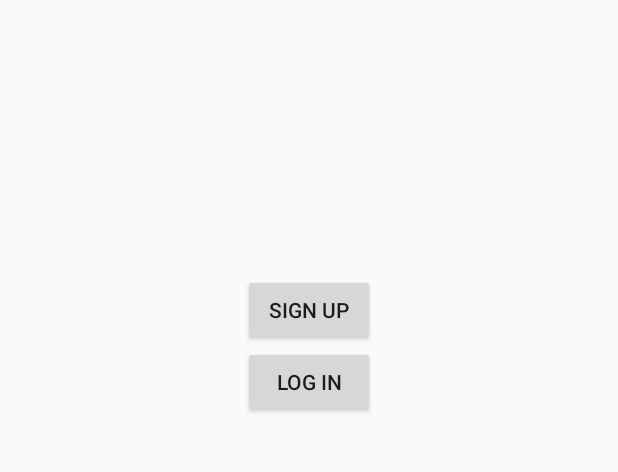
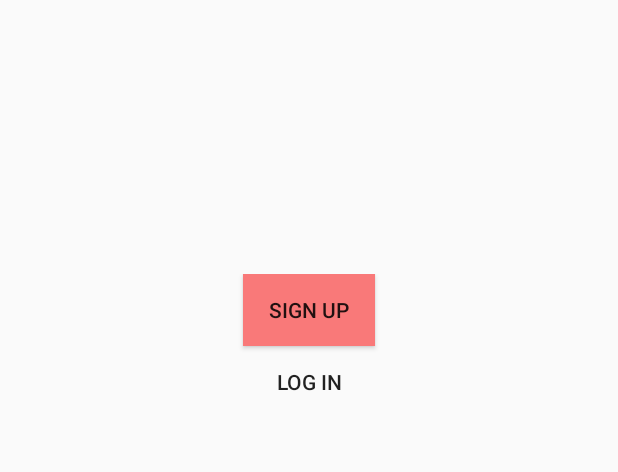
Before and after one commit to adrianaisemberg/eitanim_communime, an Android app: the screen it shows after launch (MainActivity), on a phone screen of 412 x 824 dp, the part 314-786 px from its top. Run offline under Robolectric (Android 15) with nearby library versions, the phone set to English and light mode, and no system bars.

```diff
--- a/src/app/src/main/res/layout/activity_main.xml
+++ b/src/app/src/main/res/layout/activity_main.xml
@@ -1,9 +1,25 @@
 <?xml version="1.0" encoding="utf-8"?>
 <RelativeLayout xmlns:android="http://schemas.android.com/apk/res/android"
+    xmlns:app="http://schemas.android.com/apk/res-auto"
     xmlns:tools="http://schemas.android.com/tools"
     android:layout_width="match_parent"
     android:layout_height="match_parent"
     tools:context=".MainActivity">
+
+<!--    <ImageView-->
+<!--        android:layout_width="match_parent"-->
+<!--        android:layout_height="match_parent"-->
+<!--        android:layout_marginTop="0dp"-->
+<!--        android:src="@drawable/rectangle_2__1_"-->
+<!--        tools:ignore="ContentDescription" />-->
+
+<!--    <ImageView-->
+<!--        android:layout_width="match_parent"-->
+<!--        android:layout_height="match_parent"-->
+<!--        android:layout_marginTop="90dp"-->
+<!--        android:layout_marginLeft="0dp"-->
+<!--        android:src="@drawable/rectangle_1"-->
+<!--        tools:ignore="ContentDescription" />-->
 
     <ImageView
         android:layout_width="wrap_content"
@@ -23,11 +39,15 @@
         <Button
             android:layout_width="wrap_content"
             android:layout_height="wrap_content"
+
+            android:background="#F97979"
             android:text="@string/signup" />
 
         <Button
             android:layout_width="wrap_content"
             android:layout_height="wrap_content"
+
+            android:background="#00FFFFFF"
             android:text="@string/login" />
 
     </LinearLayout>
```
